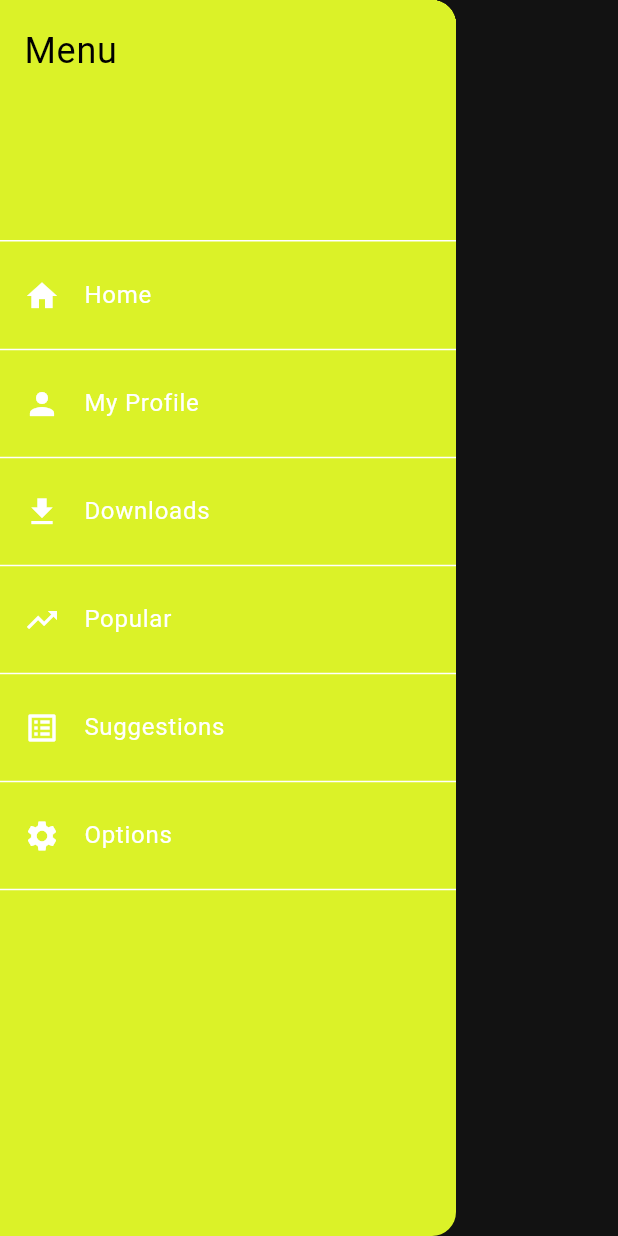
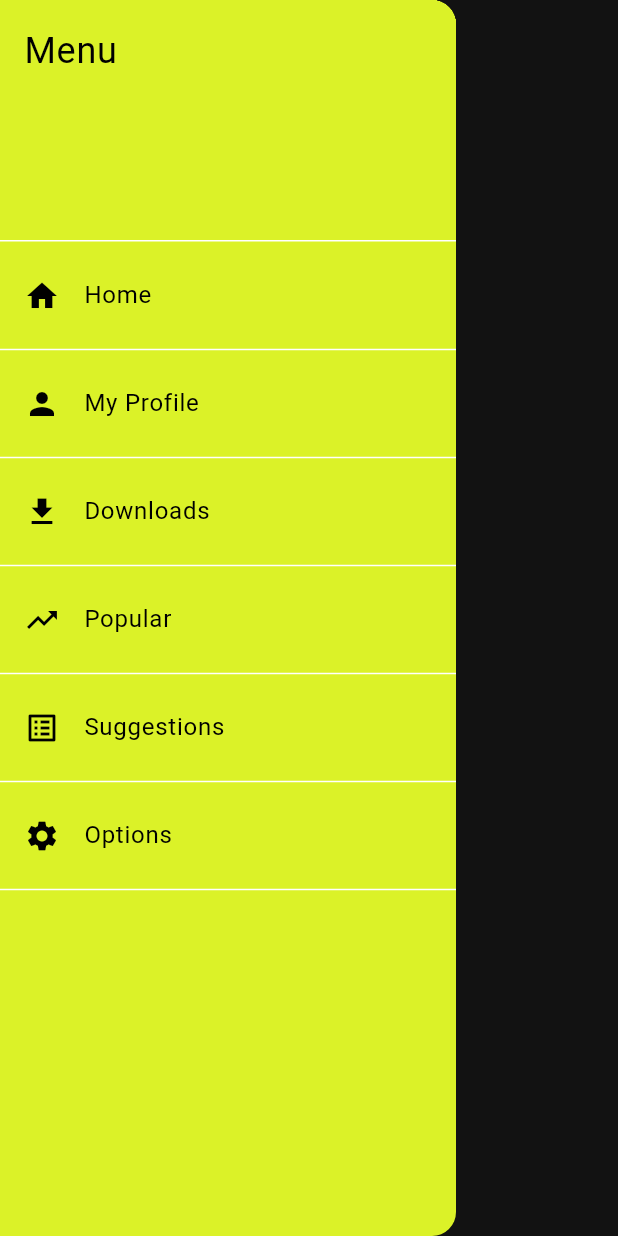
Before and after one commit to desenvolve06/r6_moovie_app, a Flutter app: the NavBar widget shown alone on an empty page, opened directly, on a phone screen of 412 x 824 dp. Run offline on Flutter 3.47's test engine with Material 3 defaults, Android fonts, the phone set to English and light mode, and no system bars; our stand-ins replace carousel_slider, equatable, flutter_bloc; network calls fail.

Commit message:
refactor: adjust design of the home screen

```diff
--- /dev/null
+++ b/devtools_options.yaml
@@ -0,0 +1 @@
+extensions:
--- a/lib/presentation/NavBar.dart
+++ b/lib/presentation/components/navBar.dart
@@ -23,50 +23,82 @@ class NavBar extends StatelessWidget {
           ListTile(
             leading: const Icon(
               Icons.home,
+              color: Colors.black,
             ),
-            title: const Text(
-              'Home',
-            ),
+            title: const Text('Home',
+                style: TextStyle(
+                  color: Colors.black,
+                )),
             onTap: () {
               // Implementar a ação para a opção 1
             },
           ),
           const Divider(),
           ListTile(
-            leading: const Icon(Icons.person),
-            title: const Text('My Profile'),
+            leading: const Icon(
+              Icons.person,
+              color: Colors.black,
+            ),
+            title: const Text('My Profile',
+                style: TextStyle(
+                  color: Colors.black,
+                )),
             onTap: () {
               // Implementar a ação para a opção 2
             },
           ),
           const Divider(),
           ListTile(
-            leading: const Icon(Icons.download),
-            title: const Text('Downloads'),
+            leading: const Icon(
+              Icons.download,
+              color: Colors.black,
+            ),
+            title: const Text('Downloads',
+                style: TextStyle(
+                  color: Colors.black,
+                )),
             onTap: () {
               // Implementar a ação para a opção 3
             },
           ),
           const Divider(),
           ListTile(
-            leading: const Icon(Icons.trending_up),
-            title: const Text('Popular'),
+            leading: const Icon(
+              Icons.trending_up,
+              color: Colors.black,
+            ),
+            title: const Text('Popular',
+                style: TextStyle(
+                  color: Colors.black,
+                )),
             onTap: () {
               // Implementar a ação para a opção 3
             },
           ),
           const Divider(),
           ListTile(
-            leading: const Icon(Icons.list_alt),
-            title: const Text('Suggestions'),
+            leading: const Icon(
+              Icons.list_alt,
+              color: Colors.black,
+            ),
+            title: const Text('Suggestions',
+                style: TextStyle(
+                  color: Colors.black,
+                )),
             onTap: () {
               // Implementar a ação para a opção 3
             },
           ),
           const Divider(),
           ListTile(
-            leading: const Icon(Icons.settings),
-            title: const Text('Options'),
+            leading: const Icon(
+              Icons.settings,
+              color: Colors.black,
+            ),
+            title: const Text('Options',
+                style: TextStyle(
+                  color: Colors.black,
+                )),
             onTap: () {
               // Implementar a ação para a opção 3
             },
--- a/lib/presentation/components/search_bar_app.dart
+++ b/lib/presentation/components/search_bar_app.dart
@@ -28,6 +28,7 @@ class _SearchBarAppState extends State<SearchBarApp> {
             child: Padding(
               padding: const EdgeInsets.symmetric(horizontal: 8.0),
               child: SizedBox(
+                height: 40,
                 width: MediaQuery.of(context).size.width * 0.8,
                 child: SearchBar(
                   controller: controller,
--- a/pubspec.yaml
+++ b/pubspec.yaml
@@ -32,6 +32,7 @@ dependencies:
     sdk: flutter
   flutter_bloc: ^8.1.5
   equatable: ^2.0.5
+  carousel_slider: ^4.2.1
 
 
 
```
Also changed, not shown: lib/data/popular_series_mock/popular_series_dart.dart (+8 -8 lines), lib/main.dart (+14 -13 lines), lib/presentation/screens/movie_screen.dart (+49 -21 lines), pubspec.lock.
